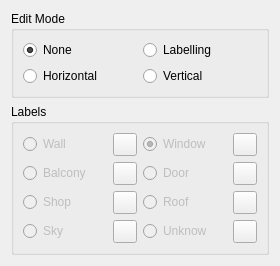
oliviertournaire/QLabelling, file qt/QLabellingWidget.ui: the form before one commit.
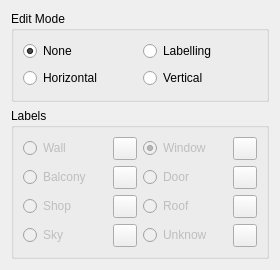
The form after the commit. Icons and pictures are not drawn.

The edit to the form file:
```diff
--- a/qt/QLabellingWidget.ui
+++ b/qt/QLabellingWidget.ui
@@ -7,7 +7,7 @@
     <x>0</x>
     <y>0</y>
     <width>280</width>
-    <height>266</height>
+    <height>270</height>
    </rect>
   </property>
   <property name="windowTitle">
```
Left out of the diff: 4 changed lines with no effect on the pictures.
